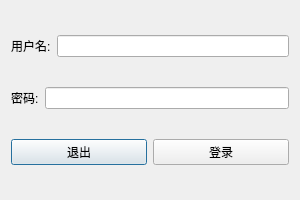
This is StaffMgrSystem/logindialog.ui in jay602/staff_mgr_sys as Qt 5 draws it before an edit. The edited form follows.
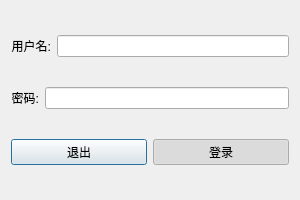
This is the edited form.

Patch:
```diff
--- a/StaffMgrSystem/logindialog.ui
+++ b/StaffMgrSystem/logindialog.ui
@@ -18,9 +18,18 @@
     <layout class="QHBoxLayout" name="horizontalLayout_2">
      <item>
       <widget class="QLabel" name="label">
+       <property name="sizePolicy">
+        <sizepolicy hsizetype="Preferred" vsizetype="Fixed">
+         <horstretch>0</horstretch>
+         <verstretch>0</verstretch>
+        </sizepolicy>
+       </property>
        <property name="text">
         <string>用户名:</string>
        </property>
+       <property name="alignment">
+        <set>Qt::AlignRight|Qt::AlignTrailing|Qt::AlignVCenter</set>
+       </property>
       </widget>
      </item>
      <item>
@@ -32,9 +41,18 @@
     <layout class="QHBoxLayout" name="horizontalLayout">
      <item>
       <widget class="QLabel" name="label_2">
+       <property name="sizePolicy">
+        <sizepolicy hsizetype="Fixed" vsizetype="Preferred">
+         <horstretch>0</horstretch>
+         <verstretch>0</verstretch>
+        </sizepolicy>
+       </property>
        <property name="text">
         <string>密码:</string>
        </property>
+       <property name="alignment">
+        <set>Qt::AlignRight|Qt::AlignTrailing|Qt::AlignVCenter</set>
+       </property>
       </widget>
      </item>
      <item>
@@ -54,6 +72,12 @@
      <property name="text">
       <string>登录</string>
      </property>
+     <property name="checkable">
+      <bool>true</bool>
+     </property>
+     <property name="checked">
+      <bool>true</bool>
+     </property>
     </widget>
    </item>
   </layout>
```
